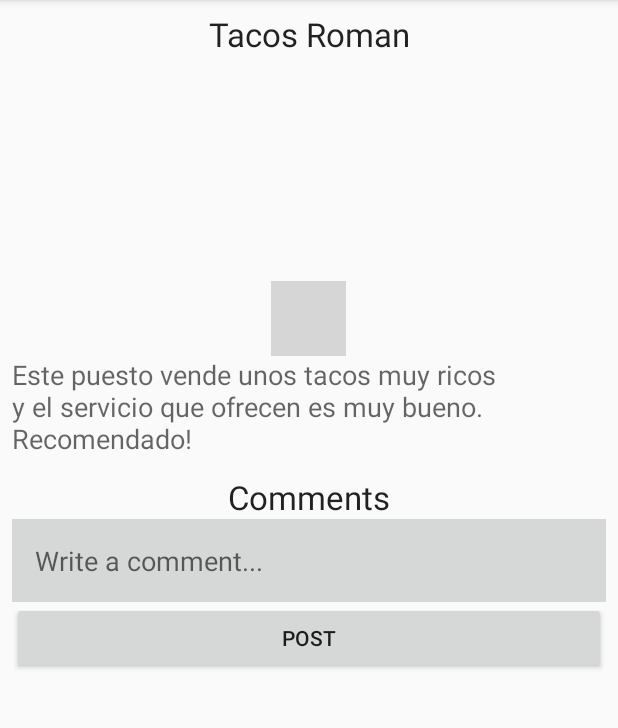
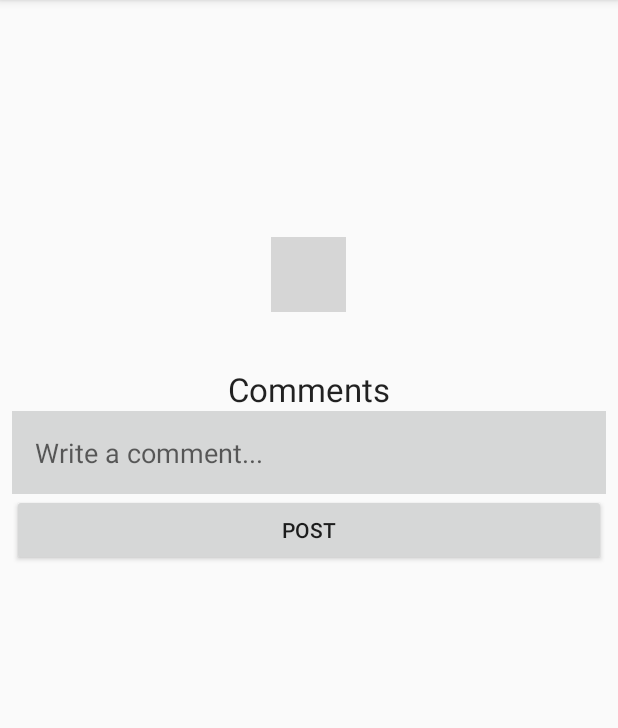
Before and after one commit to RaulGarciaCarrillo/ProyectoMovil, an Android app: the fragment FragmentDetallePuesto placed in its activity, on a phone screen of 412 x 824 dp, the part 84-812 px from its top. Run offline under Robolectric (Android 15) with nearby library versions, the phone set to English and light mode, and no system bars; 6 statements that could not run were skipped; grey boxes are pictures that could not be loaded.

Commit message:
Pantalla detalle puesto

```diff
--- a/app/src/main/res/layout/detalle_puesto.xml
+++ b/app/src/main/res/layout/detalle_puesto.xml
@@ -16,13 +16,6 @@
         <RelativeLayout
         android:layout_width="match_parent"
         android:layout_height="match_parent">
-            <TextView
-                android:layout_width="match_parent"
-                android:layout_height="wrap_content"
-                android:textAppearance="?android:attr/textAppearanceLarge"
-                android:text="Tacos Roman"
-                android:id="@+id/tvNameStand"
-                android:textAlignment="center" />
 
             <ImageView
                 android:layout_width="50dp"
@@ -36,7 +29,6 @@
                 android:layout_width="match_parent"
                 android:layout_height="wrap_content"
                 android:textAppearance="?android:attr/textAppearanceMedium"
-                android:text="Este puesto vende unos tacos muy ricos y el servicio que ofrecen es muy bueno. Recomendado!"
                 android:id="@+id/tvDescription"
                 android:layout_below="@+id/imgFavorite"
                 android:layout_marginBottom="12dp" />
@@ -79,12 +71,13 @@
 
             <ImageView
                 android:id="@+id/imgStand"
-                android:src="@mipmap/ic_launcher"
                 android:contentDescription="Puesto de los tacos roman"
                 android:layout_width="match_parent"
                 android:layout_below="@+id/tvNameStand"
                 android:layout_centerHorizontal="true"
-                android:layout_height="150dp" />
+                android:layout_height="150dp"
+                android:scaleType="centerCrop"
+                android:adjustViewBounds="false" />
 
 
         </RelativeLayout>
--- a/app/src/main/res/values/strings.xml
+++ b/app/src/main/res/values/strings.xml
@@ -61,7 +61,11 @@
     <string name="toast_Fragment">Already open!</string>
     <string name="toast_contrasenia">Password not are equal</string>
     <string name="toast_faltan_campos">"Fill in missing fields "</string>
+    <!--Toast-->
+
     <!--Titles -->
+    <string name="fragmentAdd">Add Stand</string>
+    <string name="fragmentProfile">Profile</string>
 
 
 </resources>
```
Also changed, not shown: 1 other file.
